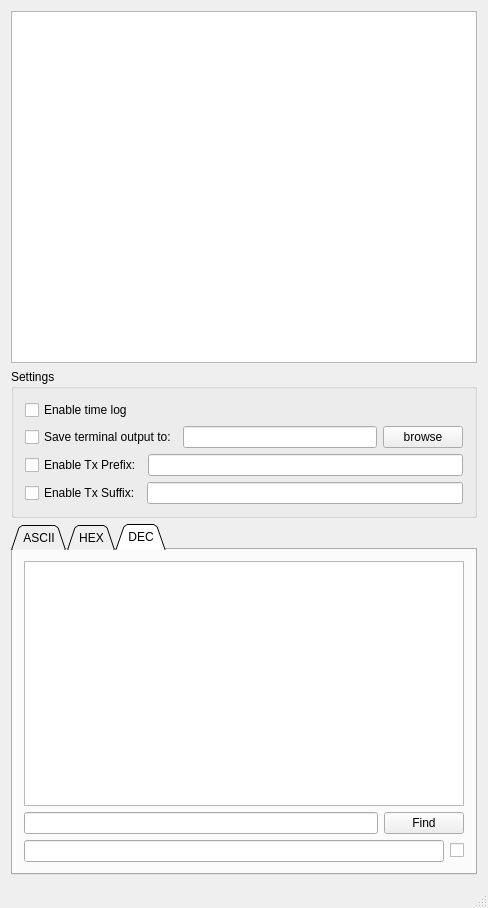
Old version of the form src/mainwindow.ui in the repository TomHyhlik/termik.
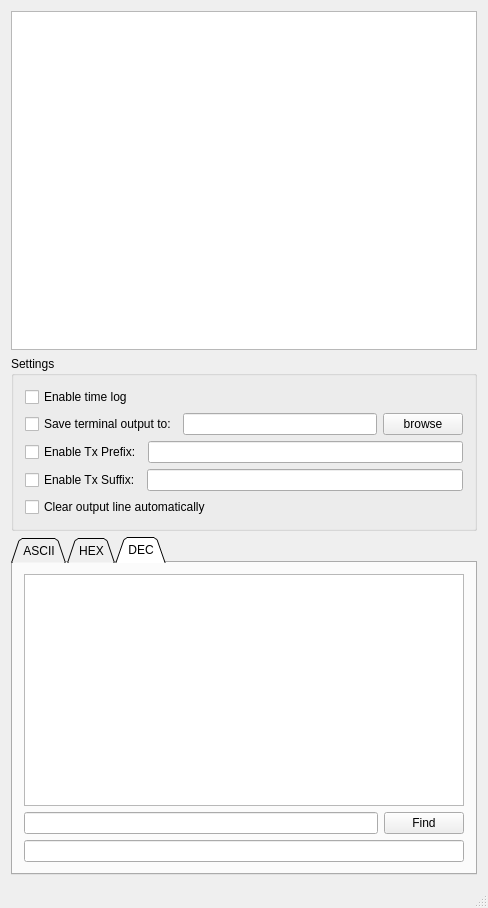
New version of the form. The open tabs and pages were chosen to show the change. Icons and pictures are not drawn.

Commit message: implemented class dataConverter

Patch:
```diff
--- a/src/mainwindow.ui
+++ b/src/mainwindow.ui
@@ -86,6 +86,13 @@
            </item>
           </layout>
          </item>
+         <item>
+          <widget class="QCheckBox" name="checkBox_clearOutputLine">
+           <property name="text">
+            <string>Clear output line automatically</string>
+           </property>
+          </widget>
+         </item>
         </layout>
        </item>
       </layout>
@@ -222,13 +229,6 @@
               <item>
                <widget class="QLineEdit" name="lineEdit_in_dec"/>
               </item>
-              <item>
-               <widget class="QCheckBox" name="checkBox_clearIn_dec">
-                <property name="text">
-                 <string/>
-                </property>
-               </widget>
-              </item>
              </layout>
             </item>
            </layout>
```
Left out of the diff: 16 changed lines with no effect on the pictures. The commit also changes 11 other files.
